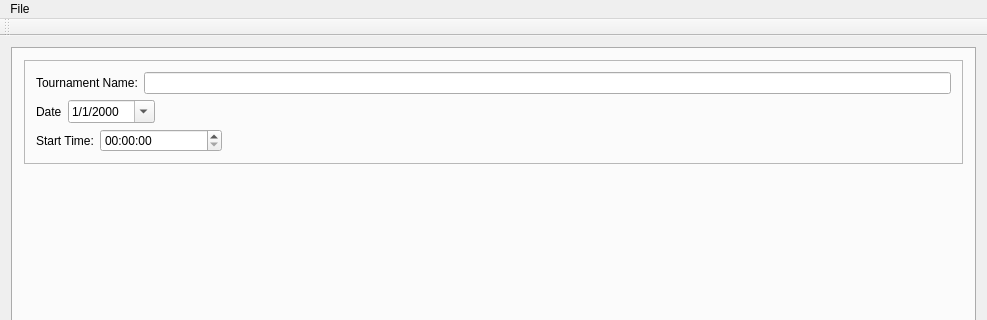
This is BracketMaster/JudoMasterMainWindow.ui in gcdean/TournamentMaster as Qt 5 draws it before an edit; both pictures show x 0 to 987 and y 0 to 320 of the 987 by 659 pixel window. The edited form follows.
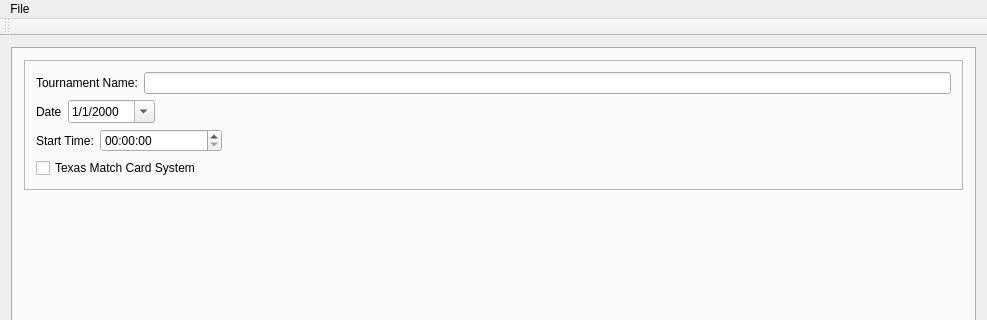
This is the edited form. Custom widgets are drawn as their Qt base class.

Commit message: Added Texas Match Card data setting.

What changed in the file:
```diff
--- a/BracketMaster/JudoMasterMainWindow.ui
+++ b/BracketMaster/JudoMasterMainWindow.ui
@@ -36,7 +36,7 @@
           <property name="frameShadow">
            <enum>QFrame::Raised</enum>
           </property>
-          <layout class="QVBoxLayout" name="verticalLayout_3" stretch="0,0,0">
+          <layout class="QVBoxLayout" name="verticalLayout_3" stretch="0,0,0,0">
            <item>
             <layout class="QHBoxLayout" name="horizontalLayout">
              <item>
@@ -135,6 +135,13 @@
              </item>
             </layout>
            </item>
+           <item>
+            <widget class="QCheckBox" name="useTexasMatchCards">
+             <property name="text">
+              <string>Texas Match Card System</string>
+             </property>
+            </widget>
+           </item>
           </layout>
          </widget>
         </item>
```
The commit also changes 4 other files.
